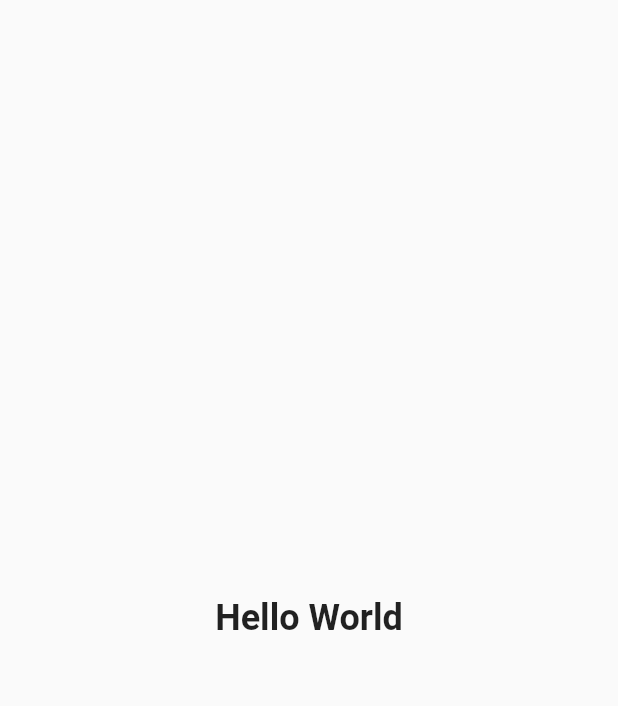
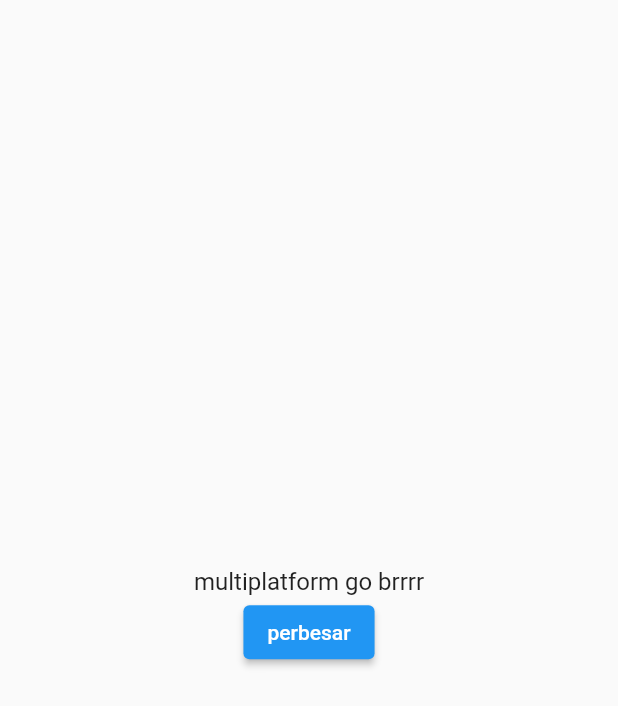
Before and after one commit to Ziedny28/idcamp-multi-platform-app, a Flutter app: the screen it shows after launch, on a phone screen of 412 x 824 dp. Shown: the top 706 px of the screen. Run offline on Flutter 3.47's test engine with Material 2 defaults, Android fonts, the phone set to English and light mode, and no system bars.

Commit message:
Stateful widget

```diff
--- a/lib/main.dart
+++ b/lib/main.dart
@@ -15,9 +15,7 @@ class MyApp extends StatelessWidget {
       ),
       home: const Scaffold(
         body: Center(
-          child: Heading(
-            text: 'Hello World',
-          ),
+          child: BiggerText(text: "multiplatform go brrrr"),
         ),
       ),
     );
@@ -40,3 +38,34 @@ class Heading extends StatelessWidget {
     );
   }
 }
+
+class BiggerText extends StatefulWidget {
+  final String text;
+
+  const BiggerText({Key? key, required this.text}) : super(key: key);
+
+  @override
+  _BiggerTextState createState() => _BiggerTextState();
+}
+
+class _BiggerTextState extends State<BiggerText> {
+  double _textSize = 16.0;
+
+  @override
+  Widget build(BuildContext context) {
+    return Column(
+      mainAxisAlignment: MainAxisAlignment.center,
+      children: <Widget>[
+        Text(widget.text, style: TextStyle(fontSize: _textSize)),
+        ElevatedButton(
+          child: const Text('perbesar'),
+          onPressed: () {
+            setState(() {
+              _textSize = 32.0;
+            });
+          },
+        )
+      ],
+    );
+  }
+}
```
